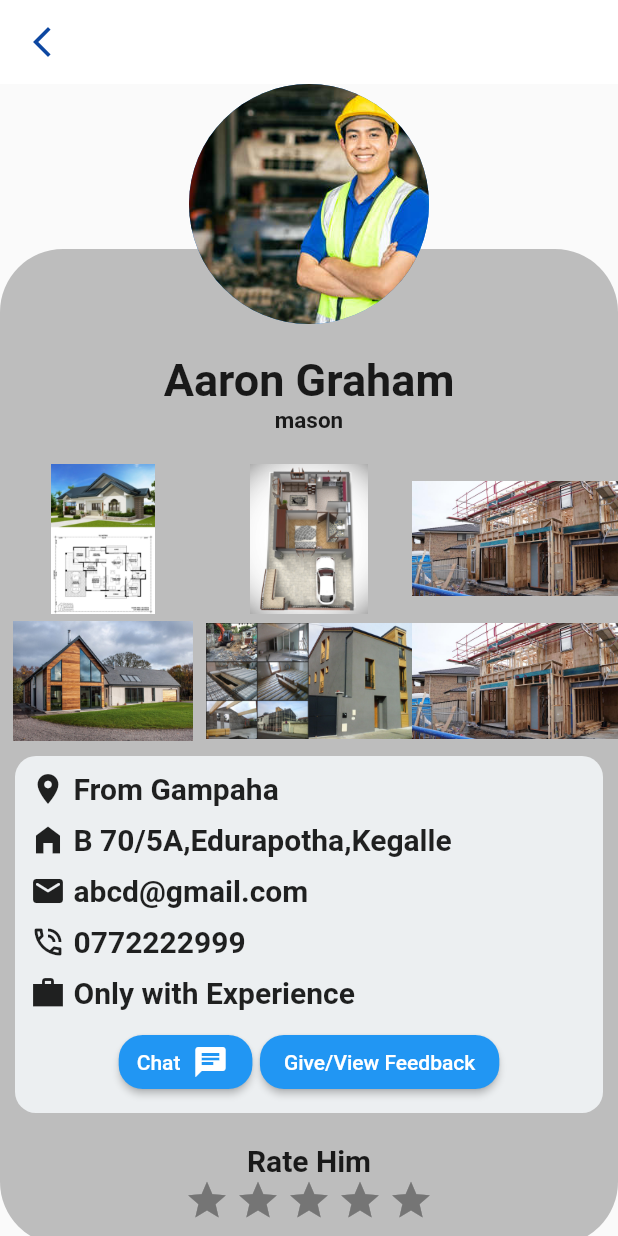
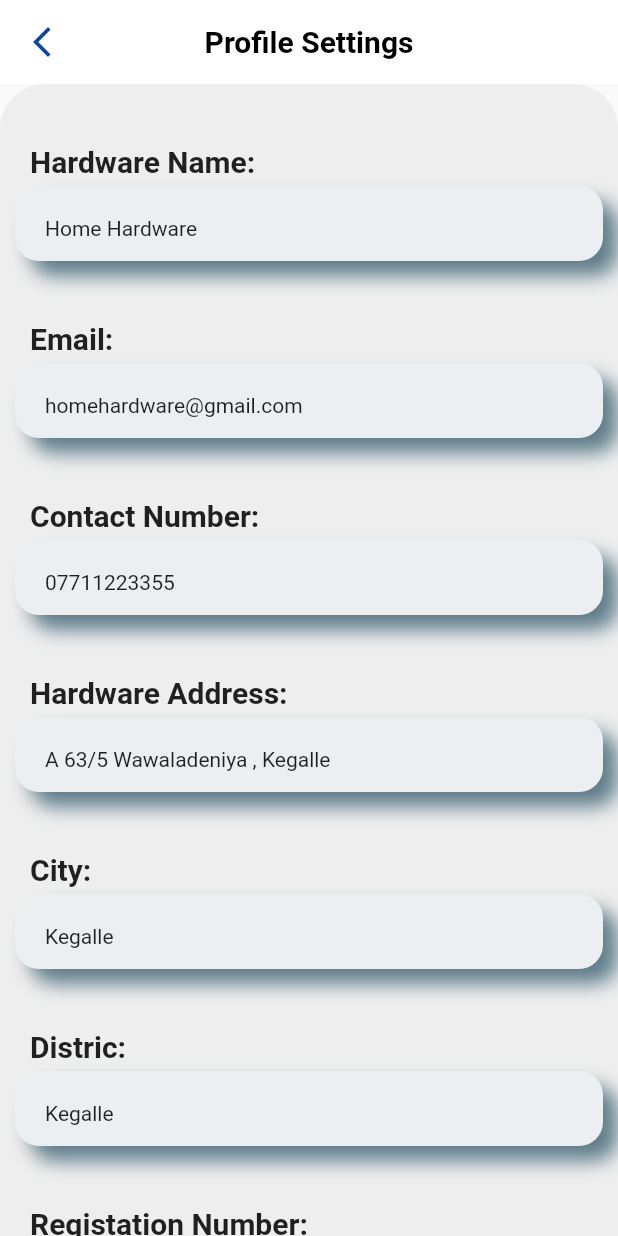
Before and after one commit to ProSiteGroup2/Group2, a Flutter app: the screen it shows after launch, on a phone screen of 412 x 824 dp. Run offline on Flutter 3.47's test engine with Material 2 defaults, Android fonts, the phone set to English and light mode, and no system bars; drawn by our look-alikes of flutter_rating_bar.

Commit message:
Add Hardware Owaner Profile

```diff
--- /dev/null
+++ b/lib/hardware_owanerprofile_setting.dart
@@ -0,0 +1,388 @@
+import 'package:flutter/material.dart';
+
+class MyHomePage3 extends StatefulWidget {
+  const MyHomePage3({Key? key}) : super(key: key);
+
+  @override
+  _MyHomePage3State createState() => _MyHomePage3State();
+}
+
+class _MyHomePage3State extends State<MyHomePage3> {
+  @override
+  Widget build(BuildContext context) {
+    return Scaffold(
+      appBar: AppBar(
+        leading: IconButton(
+          onPressed: () {  },
+          icon:Icon(Icons.arrow_back_ios_new_sharp),
+          color: Colors.blue[900],
+        ),
+        backgroundColor: Colors.white,
+        elevation: 0.0,
+        title: Text(
+          'Profile Settings',
+          style: TextStyle(
+              fontWeight: FontWeight.bold,
+              color: Colors.black
+          ),
+
+        ),
+        centerTitle: true,
+      ),
+
+      body: SingleChildScrollView(
+                child: Column(
+                  children: [
+                    Stack(
+                      children: [
+                        Container(
+
+                          decoration: BoxDecoration(
+                              shape: BoxShape.rectangle,
+                              color: Colors.grey[200],
+                              borderRadius: BorderRadius.all(Radius.circular(30.0))
+                          ),
+                          child: Padding(
+                            padding: EdgeInsets.fromLTRB(10.0, 40.0, 10.0, 0.0),
+                            child: Column(
+                              crossAxisAlignment: CrossAxisAlignment.start,
+                              children: [
+                                Container(
+                                  padding: EdgeInsets.fromLTRB(10.0, 0.0, 0.0, 0.0),
+                                  child: Text(
+                                    'Hardware Name:',
+                                    style: TextStyle(
+                                      fontSize: 20.0,
+                                      fontWeight: FontWeight.bold,
+                                    ),
+                                  ),
+                                ),
+                                SizedBox(height: 5.0),
+                                Container(
+                                  height: 50.0,
+                                  width: 1000.0,
+
+                                  decoration: BoxDecoration(
+                                    borderRadius: BorderRadius.all(Radius.circular(16.0)),
+                                    color: Colors.blueGrey[50],
+                                    boxShadow: [
+                                      BoxShadow(
+                                        color: Colors.blueGrey,
+                                        blurRadius: 10.0,
+                                        offset: Offset(10.0,10.0),
+                                      )
+                                    ],
+                                  ),
+                                  child: Padding(
+                                    padding: EdgeInsets.fromLTRB(20.0, 20.0, 0.0, 0.0),
+                                    child: Text(
+                                        'Home Hardware'
+                                    ),
+                                  ),
+                                ),
+
+                                SizedBox(height: 40.0),
+
+                                Container(
+                                  padding: EdgeInsets.fromLTRB(10.0, 0.0, 0.0, 0.0),
+                                  child: Text(
+                                    'Email:',
+                                    style: TextStyle(
+                                      fontSize: 20.0,
+                                      fontWeight: FontWeight.bold,
+                                    ),
+                                  ),
+                                ),
+                                SizedBox(height: 5.0),
+                                Container(
+                                  height: 50.0,
+                                  width: 1000.0,
+
+                                  decoration: BoxDecoration(
+                                    borderRadius: BorderRadius.all(Radius.circular(16.0)),
+                                    color: Colors.blueGrey[50],
+                                    boxShadow: [
+                                      BoxShadow(
+                                        color: Colors.blueGrey,
+                                        blurRadius: 10.0,
+                                        offset: Offset(10.0,10.0),
+                                      )
+                                    ],
+                                  ),
+                                  child: Padding(
+                                    padding: EdgeInsets.fromLTRB(20.0, 20.0, 0.0, 0.0),
+                                    child: Text(
+                                        'homehardware@gmail.com'
+                                    ),
+                                  ),
+                                ),
+
+
+                                SizedBox(height: 40.0),
+
+
+                                Container(
+                                  padding: EdgeInsets.fromLTRB(10.0, 0.0, 0.0, 0.0),
+                                  child: Text(
+                                    'Contact Number:',
+                                    style: TextStyle(
+                                      fontSize: 20.0,
+                                      fontWeight: FontWeight.bold,
+                                    ),
+                                  ),
+                                ),
+                                SizedBox(height: 5.0),
+                                Container(
+                                  height: 50.0,
+                                  width: 1000.0,
+
+                                  decoration: BoxDecoration(
+                                    borderRadius: BorderRadius.all(Radius.circular(16.0)),
+                                    color: Colors.blueGrey[50],
+                                    boxShadow: [
+                                      BoxShadow(
+                                        color: Colors.blueGrey,
+                                        blurRadius: 10.0,
+                                        offset: Offset(10.0,10.0),
+                                      )
+                                    ],
+                                  ),
+                                  child: Padding(
+                                    padding: EdgeInsets.fromLTRB(20.0, 20.0, 0.0, 0.0),
+                                    child: Text(
+                                        '07711223355'
+                                    ),
+                                  ),
+                                ),
+
+
+                                SizedBox(height: 40.0),
+
+
+                                Container(
+                                  padding: EdgeInsets.fromLTRB(10.0, 0.0, 0.0, 0.0),
+                                  child: Text(
+                                    'Hardware Address:',
+                                    style: TextStyle(
+                                      fontSize: 20.0,
+                                      fontWeight: FontWeight.bold,
+                                    ),
+                                  ),
+                                ),
+                                SizedBox(height: 5.0),
+                                Container(
+                                  height: 50.0,
+                                  width: 1000.0,
+
+                                  decoration: BoxDecoration(
+                                    borderRadius: BorderRadius.all(Radius.circular(16.0)),
+                                    color: Colors.blueGrey[50],
+                                    boxShadow: [
+                                      BoxShadow(
+                                        color: Colors.blueGrey,
+                                        blurRadius: 10.0,
+                                        offset: Offset(10.0,10.0),
+                                      )
+                                    ],
+                                  ),
+                                  child: Padding(
+                                    padding: EdgeInsets.fromLTRB(20.0, 20.0, 0.0, 0.0),
+                                    child: Text(
+                                        'A 63/5 Wawaladeniya , Kegalle'
+                                    ),
+                                  ),
+                                ),
+
+
+                                SizedBox(height: 40.0),
+
+
+                                Container(
+                                  padding: EdgeInsets.fromLTRB(10.0, 0.0, 0.0, 0.0),
+                                  child: Text(
+                                    'City:',
+                                    style: TextStyle(
+                                      fontSize: 20.0,
+                                      fontWeight: FontWeight.bold,
+                                    ),
+                                  ),
+                                ),
+                                SizedBox(height: 5.0),
+                                Container(
+                                  height: 50.0,
+                                  width: 1000.0,
+
+                                  decoration: BoxDecoration(
+                                    borderRadius: BorderRadius.all(Radius.circular(16.0)),
+                                    color: Colors.blueGrey[50],
+                                    boxShadow: [
+                                      BoxShadow(
+                                        color: Colors.blueGrey,
+                                        blurRadius: 10.0,
+                                        offset: Offset(10.0,10.0),
+                                      )
+                                    ],
+                                  ),
+                                  child: Padding(
+                                    padding: EdgeInsets.fromLTRB(20.0, 20.0, 0.0, 0.0),
+                                    child: Text(
+                                        'Kegalle'
+                                    ),
+                                  ),
+                                ),
+
+
+                                SizedBox(height: 40.0),
+
+
+                                Container(
+                                  padding: EdgeInsets.fromLTRB(10.0, 0.0, 0.0, 0.0),
+                                  child: Text(
+                                    'Distric:',
+                                    style: TextStyle(
+                                      fontSize: 20.0,
+                                      fontWeight: FontWeight.bold,
+                                    ),
+                                  ),
+                                ),
+                                SizedBox(height: 5.0),
+                                Container(
+                                  height: 50.0,
+                                  width: 1000.0,
+
+                                  decoration: BoxDecoration(
+                                    borderRadius: BorderRadius.all(Radius.circular(16.0)),
+                                    color: Colors.blueGrey[50],
+                                    boxShadow: [
+                                      BoxShadow(
+                                        color: Colors.blueGrey,
+                                        blurRadius: 10.0,
+                                        offset: Offset(10.0,10.0),
+                                      )
+                                    ],
+                                  ),
+                                  child: Padding(
+                                    padding: EdgeInsets.fromLTRB(20.0, 20.0, 0.0, 0.0),
+                                    child: Text(
+                                        'Kegalle'
+                                    ),
+                                  ),
+                                ),
+
+
+                                SizedBox(height: 40.0),
+
+
+                                Container(
+                                  padding: EdgeInsets.fromLTRB(10.0, 0.0, 0.0, 0.0),
+                                  child: Text(
+                                    'Registation Number:',
+                                    style: TextStyle(
+                                      fontSize: 20.0,
+                                      fontWeight: FontWeight.bold,
+                                    ),
+                                  ),
+                                ),
+                                SizedBox(height: 5.0),
+                                Container(
+                                  height: 50.0,
+                                  width: 1000.0,
+
+                                  decoration: BoxDecoration(
+                                    borderRadius: BorderRadius.all(Radius.circular(16.0)),
+                                    color: Colors.blueGrey[50],
+                                    boxShadow: [
+                                      BoxShadow(
+                                        color: Colors.blueGrey,
+                                        blurRadius: 10.0,
+                                        offset: Offset(10.0,10.0),
+                                      )
+                                    ],
+                                  ),
+                                  child: Padding(
+                                    padding: EdgeInsets.fromLTRB(20.0, 20.0, 0.0, 0.0),
+                                    child: Text(
+                                        'NS3502'
+                                    ),
+                                  ),
+                                ),
+
+
+                                SizedBox(height: 40.0),
+
+
+                                Container(
+                                  padding: EdgeInsets.fromLTRB(10.0, 0.0, 0.0, 0.0),
+                                  child: Text(
+                                    'Owaner Name:',
+                                    style: TextStyle(
+                                      fontSize: 20.0,
+                                      fontWeight: FontWeight.bold,
+                                    ),
+                                  ),
+                                ),
+                                SizedBox(height: 5.0),
+                                Container(
+                                  height: 50.0,
+                                  width: 1000.0,
+
+                                  decoration: BoxDecoration(
+                                    borderRadius: BorderRadius.all(Radius.circular(16.0)),
+                                    color: Colors.blueGrey[50],
+                                    boxShadow: [
+                                      BoxShadow(
+                                        color: Colors.blueGrey,
+                                        blurRadius: 10.0,
+                                        offset: Offset(10.0,10.0),
+                                      )
+                                    ],
+                                  ),
+                                  child: Padding(
+                                    padding: EdgeInsets.fromLTRB(20.0, 20.0, 0.0, 0.0),
+                                    child: Text(
+                                        'Nadun Nethsara'
+                                    ),
+                                  ),
+                                ),
+
+
+                                SizedBox(height: 40.0),
+
+                                Container(
+                                  margin: EdgeInsets.fromLTRB(100.0, 0.0, 60.0, 30.0),
+                                  child:ElevatedButton.icon(
+
+                                    //label: Icon(Icons.lock),
+                                    style: ElevatedButton.styleFrom(
+                                        primary: Colors.grey[700],
+                                        shape: new RoundedRectangleBorder(borderRadius: new BorderRadiusDirectional.circular(16.0))
+                                    ),
+                                    onPressed: () {  },
+                                    icon: Text('Changed Password',style:TextStyle(color: Colors.white),),
+                                    label: Icon(Icons.lock),
+                                  ),
+                                )
+
+
+
+
+
+
+                              ],
+                            ),
+                          ),
+                        ),
+
+                        Positioned(
+                            child: Center(
+
+                            ),
+                        )
+                      ],
+                    )
+                  ],
+                ),
+      ),
+    );
+  }
+}
--- a/lib/main.dart
+++ b/lib/main.dart
@@ -1,4 +1,5 @@
 import 'package:flutter/material.dart';
+import 'package:user_profile/hardware_owanerprofile_setting.dart';
 import 'package:user_profile/user_profileview.dart';
 import 'user_profile.dart';
 
@@ -14,7 +15,7 @@ class MyApp extends StatelessWidget {
       /*theme: ThemeData(
         primarySwatch: Colors.grey,
       ),*/
-      home: MyHomePage2(),
+      home: MyHomePage3(),
     );
   }
 }
```
